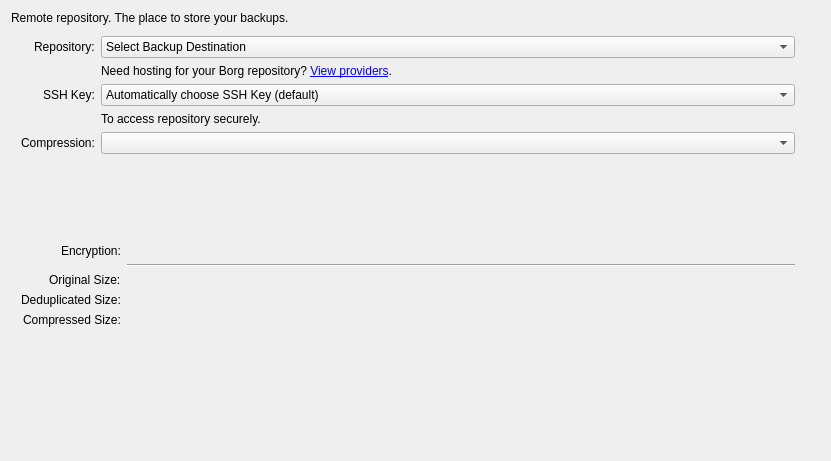
The window that src/vorta/assets/UI/repotab.ui (borgbase/vorta) describes before a commit, drawn with Qt 5.
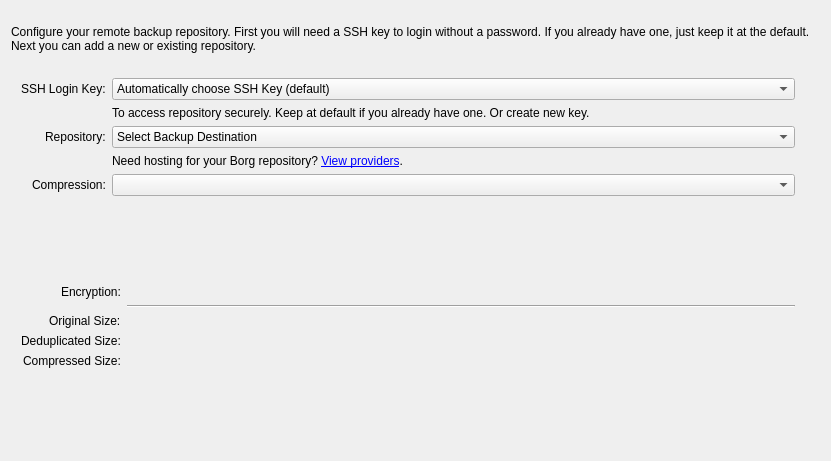
The same window after the commit.

```diff
--- a/src/vorta/assets/UI/repotab.ui
+++ b/src/vorta/assets/UI/repotab.ui
@@ -32,7 +32,10 @@
       </sizepolicy>
      </property>
      <property name="text">
-      <string>Remote repository. The place to store your backups.</string>
+      <string>Configure your remote backup repository. First you will need a SSH key to login without a password. If you already have one, just keep it at the default. Next you can add a new or existing repository.</string>
+     </property>
+     <property name="wordWrap">
+      <bool>true</bool>
      </property>
     </widget>
    </item>
@@ -53,14 +56,14 @@
      <property name="rightMargin">
       <number>25</number>
      </property>
-     <item row="0" column="0">
+     <item row="2" column="0">
       <widget class="QLabel" name="label">
        <property name="text">
         <string>Repository:</string>
        </property>
       </widget>
      </item>
-     <item row="0" column="1">
+     <item row="2" column="1">
       <widget class="QComboBox" name="repoSelector">
        <property name="sizePolicy">
         <sizepolicy hsizetype="Expanding" vsizetype="Fixed">
@@ -75,7 +78,7 @@
        </item>
       </widget>
      </item>
-     <item row="1" column="1">
+     <item row="3" column="1">
       <widget class="QLabel" name="label_5">
        <property name="text">
         <string>&lt;html&gt;&lt;head/&gt;&lt;body&gt;&lt;p&gt;Need hosting for your Borg repository? &lt;a href=&quot;https://www.borgbackup.org/support/commercial.html&quot;&gt;&lt;span style=&quot; text-decoration: underline; color:#0000ff;&quot;&gt;View providers&lt;/span&gt;&lt;/a&gt;.&lt;/p&gt;&lt;/body&gt;&lt;/html&gt;</string>
@@ -85,14 +88,24 @@
        </property>
       </widget>
      </item>
-     <item row="2" column="0">
+     <item row="6" column="0">
+      <widget class="QLabel" name="label_3">
+       <property name="text">
+        <string>Compression:</string>
+       </property>
+      </widget>
+     </item>
+     <item row="6" column="1">
+      <widget class="QComboBox" name="repoCompression"/>
+     </item>
+     <item row="0" column="0">
       <widget class="QLabel" name="label_14">
        <property name="text">
-        <string>SSH Key:</string>
+        <string>SSH Login Key:</string>
        </property>
       </widget>
      </item>
-     <item row="2" column="1">
+     <item row="0" column="1">
       <widget class="QComboBox" name="sshComboBox">
        <item>
         <property name="text">
@@ -106,20 +119,10 @@
        </item>
       </widget>
      </item>
-     <item row="4" column="0">
-      <widget class="QLabel" name="label_3">
-       <property name="text">
-        <string>Compression:</string>
-       </property>
-      </widget>
-     </item>
-     <item row="4" column="1">
-      <widget class="QComboBox" name="repoCompression"/>
-     </item>
-     <item row="3" column="1">
+     <item row="1" column="1">
       <widget class="QLabel" name="label_2">
        <property name="text">
-        <string>To access repository securely.</string>
+        <string>To access repository securely. Keep at default if you already have one. Or create new key.</string>
        </property>
       </widget>
      </item>
@@ -139,6 +142,9 @@
      <property name="leftMargin">
       <number>10</number>
      </property>
+     <property name="topMargin">
+      <number>20</number>
+     </property>
      <property name="rightMargin">
       <number>25</number>
      </property>
```
